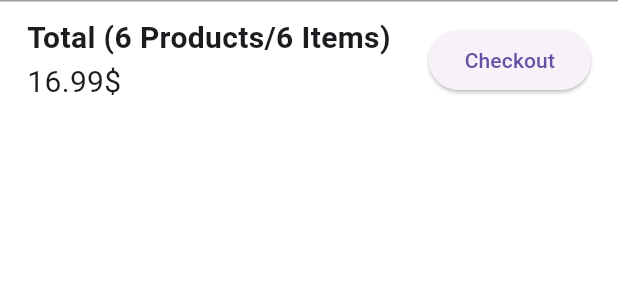
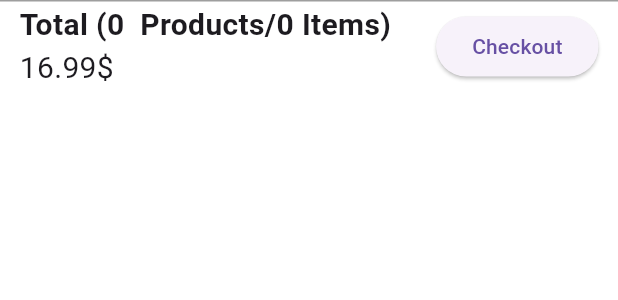
Before and after one commit to Mohammadshboul/E-commerce-App, a Flutter app: the CartBottomCheckout widget shown alone on an empty page, opened directly, on a phone screen of 412 x 824 dp. Shown: the top 300 px of the screen. Run offline on Flutter 3.47's test engine with Material 2 defaults, Android fonts, the light colour scheme and no system bars; our stand-ins replace card_swiper, fancy_shimmer_image, flutter_iconly, image_picker, ionicons, shared_preferences and 1 more; missing offline and left inert: dynamic_height_grid_view; accounts and stored records are empty; network calls fail.

Commit message:
display the added product in the cart

```diff
--- a/lib/screens/cart/bottom_checkout.dart
+++ b/lib/screens/cart/bottom_checkout.dart
@@ -1,12 +1,17 @@
 import 'package:flutter/material.dart';
+import 'package:provider/provider.dart';
 import 'package:shop_users/widget/subtitle_text.dart';
 import 'package:shop_users/widget/title_text.dart';
+
+import '../../provider/cart_provider.dart';
 
 class CartBottomCheckout extends StatelessWidget {
   const CartBottomCheckout({super.key});
 
   @override
   Widget build(BuildContext context) {
+    final cartProvider = Provider.of<CartProvider>(context);
+
     return Container(
       decoration: BoxDecoration(
         color: Theme.of(context).scaffoldBackgroundColor,
@@ -15,20 +20,21 @@ class CartBottomCheckout extends StatelessWidget {
         ),
       ),
       child: SizedBox(
-        height: kBottomNavigationBarHeight + 22,
+        height: kBottomNavigationBarHeight + 4,
         child: Padding(
-          padding: const EdgeInsets.symmetric(horizontal: 18, vertical: 10),
+          padding: const EdgeInsets.symmetric(horizontal: 13, vertical: 1),
           child: Row(
             mainAxisAlignment: MainAxisAlignment.spaceBetween,
             children: [
-              const Flexible(
+              Flexible(
                 child: Column(
                   crossAxisAlignment: CrossAxisAlignment.start,
                   children: [
                     FittedBox(
                         child: TitlesTextWidget(
-                            lable: "Total (6 Products/6 Items)")),
-                    SubTitleTextWidget(lable: "16.99\$"),
+                            lable:
+                                "Total (${cartProvider.getCartItems.length}  Products/${cartProvider.getCartItems.length} Items)")),
+                    const SubTitleTextWidget(lable: "16.99\$"),
                   ],
                 ),
               ),
```
Also changed, not shown: lib/root_screen.dart (+11 -7 lines), lib/screens/cart/cart_screen.dart (+10 -4 lines), lib/screens/cart/cart_widget.dart (+21 -8 lines).
